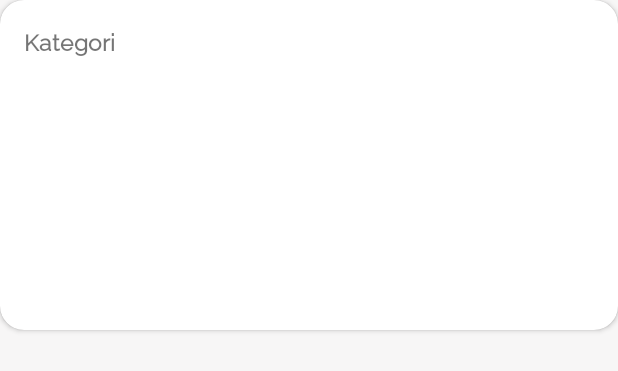
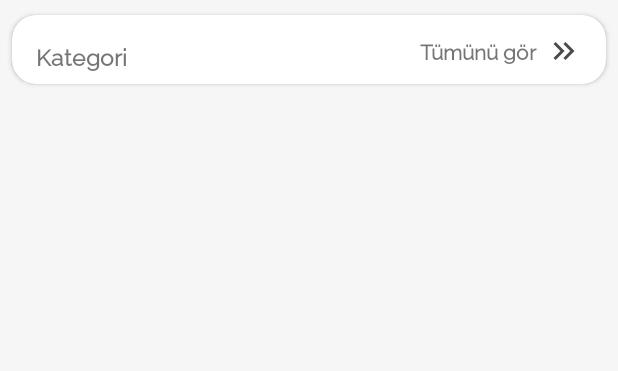
Before and after one commit to sahinkaradeniz/ShoppingApp, an Android app: the layout row_parent_home.xml on its own in the app's theme, with its tools: preview values and no code run, on a phone screen of 412 x 824 dp. Shown: the top 371 px of the screen. Run offline under Robolectric (Android 15) with nearby library versions, the phone set to English and light mode, and no system bars.

Commit message:
Parent and Child Rcv adapters

```diff
--- /dev/null
+++ b/app/src/main/java/com/skapps/shoppingapp/model/Product.kt
@@ -0,0 +1,4 @@
+package com.skapps.shoppingapp.model
+
+data class Product(var name:String, var price:String, var stars: Double) {
+}
--- /dev/null
+++ b/app/src/main/java/com/skapps/shoppingapp/model/ProductModel.kt
@@ -0,0 +1,4 @@
+package com.skapps.shoppingapp.model
+
+data class ProductModel(var id:Int,var title:String,var productModel:List<Product>){
+}
--- /dev/null
+++ b/app/src/main/res/drawable/ic_round_favorite_border_24.xml
@@ -0,0 +1,5 @@
+<vector android:height="24dp" android:tint="#4B4B4B"
+    android:viewportHeight="24" android:viewportWidth="24"
+    android:width="24dp" xmlns:android="http://schemas.android.com/apk/res/android">
+    <path android:fillColor="@android:color/white" android:pathData="M19.66,3.99c-2.64,-1.8 -5.9,-0.96 -7.66,1.1 -1.76,-2.06 -5.02,-2.91 -7.66,-1.1 -1.4,0.96 -2.28,2.58 -2.34,4.29 -0.14,3.88 3.3,6.99 8.55,11.76l0.1,0.09c0.76,0.69 1.93,0.69 2.69,-0.01l0.11,-0.1c5.25,-4.76 8.68,-7.87 8.55,-11.75 -0.06,-1.7 -0.94,-3.32 -2.34,-4.28zM12.1,18.55l-0.1,0.1 -0.1,-0.1C7.14,14.24 4,11.39 4,8.5 4,6.5 5.5,5 7.5,5c1.54,0 3.04,0.99 3.57,2.36h1.87C13.46,5.99 14.96,5 16.5,5c2,0 3.5,1.5 3.5,3.5 0,2.89 -3.14,5.74 -7.9,10.05z"/>
+</vector>
--- /dev/null
+++ b/app/src/main/res/drawable/ic_sharp_keyboard_double_arrow_right_24.xml
@@ -0,0 +1,6 @@
+<vector android:height="24dp" android:tint="#4B4B4B"
+    android:viewportHeight="24" android:viewportWidth="24"
+    android:width="24dp" xmlns:android="http://schemas.android.com/apk/res/android">
+    <path android:fillColor="@android:color/white" android:pathData="M6.41,6l-1.41,1.41l4.58,4.59l-4.58,4.59l1.41,1.41l6,-6z"/>
+    <path android:fillColor="@android:color/white" android:pathData="M13,6l-1.41,1.41l4.58,4.59l-4.58,4.59l1.41,1.41l6,-6z"/>
+</vector>
--- a/app/src/main/res/layout/row_parent_home.xml
+++ b/app/src/main/res/layout/row_parent_home.xml
@@ -1,9 +1,14 @@
 <?xml version="1.0" encoding="utf-8"?>
-<androidx.cardview.widget.CardView xmlns:android="http://schemas.android.com/apk/res/android"
-    xmlns:app="http://schemas.android.com/apk/res-auto"
-    xmlns:tools="http://schemas.android.com/tools"
+<layout xmlns:tools="http://schemas.android.com/tools"
+    xmlns:android="http://schemas.android.com/apk/res/android"
+    xmlns:app="http://schemas.android.com/apk/res-auto">
+
+    <androidx.cardview.widget.CardView
         android:layout_width="match_parent"
-    android:layout_height="220dp"
+        android:layout_height="wrap_content"
+        android:layout_marginStart="8dp"
+        android:layout_marginTop="10dp"
+        android:layout_marginEnd="8dp"
         android:background="@drawable/shadowbackground"
         app:cardCornerRadius="16dp">
 
@@ -12,7 +17,7 @@
             android:layout_height="match_parent">
 
             <TextView
-            android:id="@+id/textView"
+                android:id="@+id/parentText"
                 android:layout_width="wrap_content"
                 android:layout_height="wrap_content"
                 android:layout_marginStart="16dp"
@@ -25,14 +30,41 @@
                 app:layout_constraintTop_toTopOf="parent" />
 
             <androidx.recyclerview.widget.RecyclerView
+                android:id="@+id/parentRcv"
                 android:layout_width="0dp"
-            android:layout_height="0dp"
+                android:layout_height="wrap_content"
                 android:layout_marginStart="2dp"
                 android:layout_marginTop="8dp"
                 android:layout_marginEnd="2dp"
                 app:layout_constraintBottom_toBottomOf="parent"
                 app:layout_constraintEnd_toEndOf="parent"
                 app:layout_constraintStart_toStartOf="parent"
-            app:layout_constraintTop_toBottomOf="@+id/textView" />
+                app:layout_constraintTop_toBottomOf="@+id/parentText" />
+
+            <TextView
+                android:id="@+id/textView"
+                android:layout_width="wrap_content"
+                android:layout_height="wrap_content"
+                android:layout_marginEnd="6dp"
+                android:fontFamily="@font/raleway"
+                android:text="Tümünü gör"
+                android:textSize="14sp"
+                android:textStyle="normal|bold"
+                app:layout_constraintBottom_toTopOf="@+id/parentRcv"
+                app:layout_constraintEnd_toStartOf="@+id/imageButton3"
+                app:layout_constraintTop_toTopOf="parent" />
+
+            <ImageButton
+                android:id="@+id/imageButton3"
+                android:layout_width="wrap_content"
+                android:layout_height="wrap_content"
+                android:layout_marginTop="2dp"
+                android:layout_marginEnd="16dp"
+                android:background="@android:color/transparent"
+                app:layout_constraintBottom_toTopOf="@+id/parentRcv"
+                app:layout_constraintEnd_toEndOf="parent"
+                app:layout_constraintTop_toTopOf="parent"
+                app:srcCompat="@drawable/ic_sharp_keyboard_double_arrow_right_24" />
         </androidx.constraintlayout.widget.ConstraintLayout>
     </androidx.cardview.widget.CardView>
+</layout>
```
Also changed, not shown: app/src/main/java/com/skapps/shoppingapp/database/HomeChildRcvAdapter.kt (added, +33 -0 lines), app/src/main/java/com/skapps/shoppingapp/database/HomeParentRcvAdapter.kt (added, +33 -0 lines), app/src/main/java/com/skapps/shoppingapp/ui/home/HomeFragment.kt (+28 -6 lines), app/src/main/res/layout/fragment_home.xml (+5 -3 lines), app/src/main/res/layout/row_child_home.xml (+45 -29 lines). Lines whose indentation alone changed are shown as unchanged.
